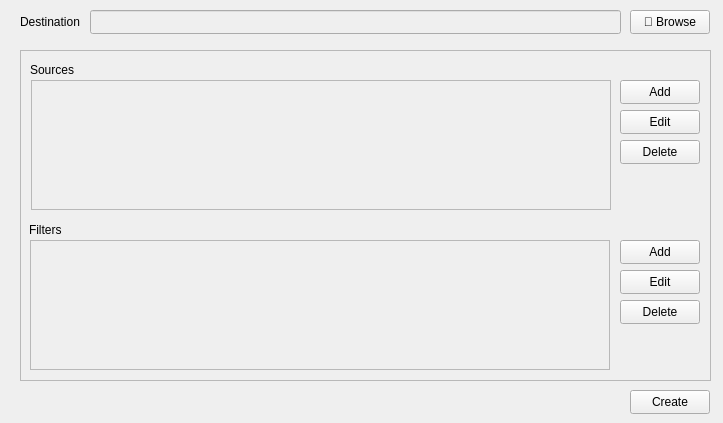
The window that rulesetcreate.ui (osten-antonio/DeskSort) describes before a commit, drawn with Qt 5.
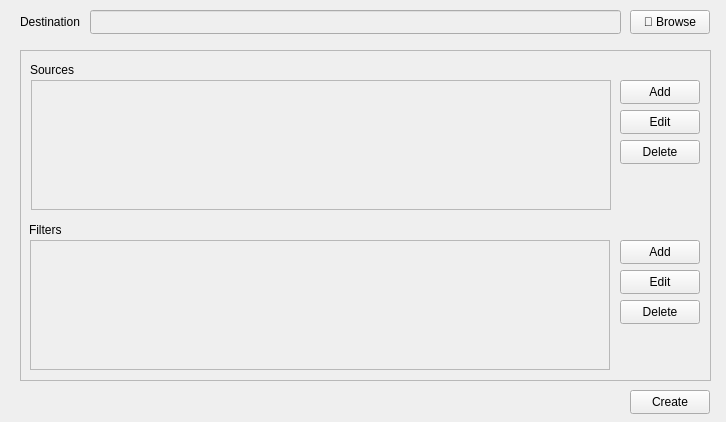
The same window after the commit.

```diff
--- a/rulesetcreate.ui
+++ b/rulesetcreate.ui
@@ -6,8 +6,8 @@
    <rect>
     <x>0</x>
     <y>0</y>
-    <width>723</width>
-    <height>423</height>
+    <width>726</width>
+    <height>422</height>
    </rect>
   </property>
   <property name="sizePolicy">
@@ -18,8 +18,14 @@
   </property>
   <property name="minimumSize">
    <size>
-    <width>512</width>
-    <height>374</height>
+    <width>726</width>
+    <height>422</height>
+   </size>
+  </property>
+  <property name="maximumSize">
+   <size>
+    <width>726</width>
+    <height>422</height>
    </size>
   </property>
   <property name="windowTitle">
```
